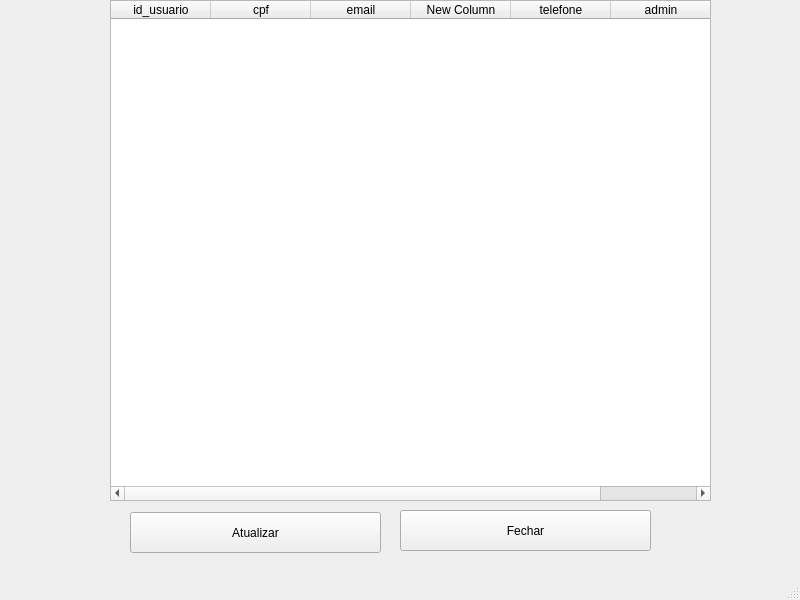
Old version of the form views/visualizarUsuario.ui in the repository Hawstyyy/biblioteca-poo.
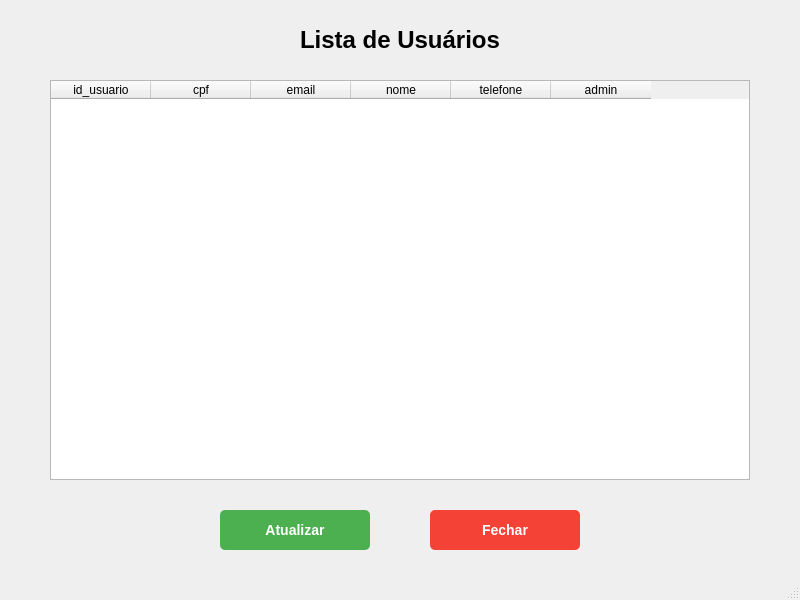
New version of the form.

Diff of the .ui file:
```diff
--- a/views/visualizarUsuario.ui
+++ b/views/visualizarUsuario.ui
@@ -14,15 +14,43 @@
    <string>MainWindow</string>
   </property>
   <widget class="QWidget" name="centralwidget">
+   <widget class="QLabel" name="tituloLabel">
+    <property name="geometry">
+     <rect>
+      <x>200</x>
+      <y>20</y>
+      <width>400</width>
+      <height>40</height>
+     </rect>
+    </property>
+    <property name="text">
+     <string>Lista de Usuários</string>
+    </property>
+    <property name="alignment">
+     <set>Qt::AlignCenter</set>
+    </property>
+    <property name="font">
+     <font>
+      <pointsize>18</pointsize>
+      <bold>true</bold>
+     </font>
+    </property>
+   </widget>
    <widget class="QTableWidget" name="tableWidget">
     <property name="geometry">
      <rect>
-      <x>110</x>
-      <y>0</y>
-      <width>601</width>
-      <height>501</height>
+      <x>50</x>
+      <y>80</y>
+      <width>700</width>
+      <height>400</height>
      </rect>
     </property>
+    <property name="columnCount">
+     <number>6</number>
+    </property>
+    <property name="rowCount">
+     <number>0</number>
+    </property>
     <column>
      <property name="text">
       <string>id_usuario</string>
@@ -40,7 +68,7 @@
     </column>
     <column>
      <property name="text">
-      <string>New Column</string>
+      <string>nome</string>
      </property>
     </column>
     <column>
@@ -53,32 +81,41 @@
       <string>admin</string>
      </property>
     </column>
+    <property name="alternatingRowColors">
+     <bool>true</bool>
+    </property>
    </widget>
    <widget class="QPushButton" name="atualizar">
     <property name="geometry">
      <rect>
-      <x>130</x>
-      <y>512</y>
-      <width>251</width>
-      <height>41</height>
+      <x>220</x>
+      <y>510</y>
+      <width>150</width>
+      <height>40</height>
      </rect>
     </property>
     <property name="text">
      <string>Atualizar</string>
     </property>
+    <property name="styleSheet">
+     <string>background-color: #4CAF50; color: white; font: bold 14px; border-radius: 5px;</string>
+    </property>
    </widget>
    <widget class="QPushButton" name="fechar">
     <property name="geometry">
      <rect>
-      <x>400</x>
+      <x>430</x>
       <y>510</y>
-      <width>251</width>
-      <height>41</height>
+      <width>150</width>
+      <height>40</height>
      </rect>
     </property>
     <property name="text">
      <string>Fechar</string>
     </property>
+    <property name="styleSheet">
+     <string>background-color: #F44336; color: white; font: bold 14px; border-radius: 5px;</string>
+    </property>
    </widget>
   </widget>
   <widget class="QMenuBar" name="menubar">
```
Left out of the diff: 2 changed lines with no effect on the pictures.
